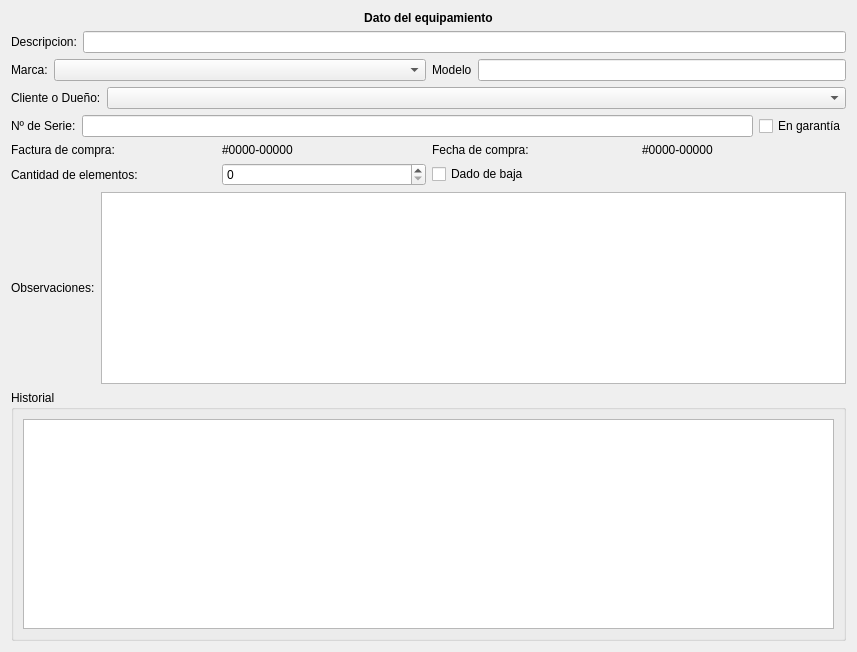
This is trunk/plugins/ordentrabajo/formequipamientobase.ui in chungote/gestotux as Qt 5 draws it before an edit. The edited form follows.
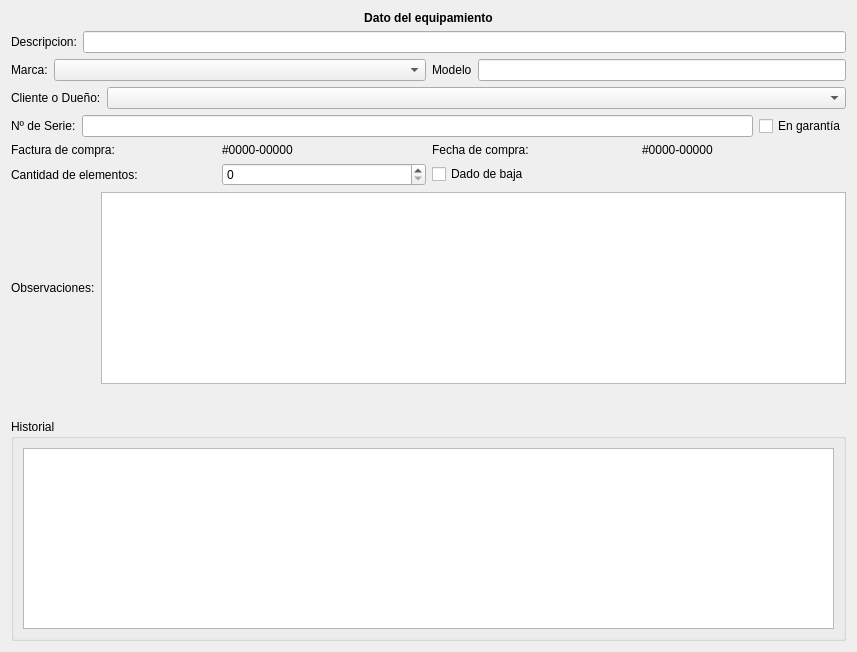
This is the edited form. Custom widgets are drawn as their Qt base class.

```diff
--- a/trunk/plugins/ordentrabajo/formequipamientobase.ui
+++ b/trunk/plugins/ordentrabajo/formequipamientobase.ui
@@ -206,6 +206,19 @@
      </item>
     </layout>
    </item>
+   <item>
+    <spacer name="verticalSpacer">
+     <property name="orientation">
+      <enum>Qt::Vertical</enum>
+     </property>
+     <property name="sizeHint" stdset="0">
+      <size>
+       <width>20</width>
+       <height>40</height>
+      </size>
+     </property>
+    </spacer>
+   </item>
    <item>
     <widget class="QGroupBox" name="GBHistorial">
      <property name="title">
```
Left out of the diff: 6 changed lines with no effect on the pictures.
